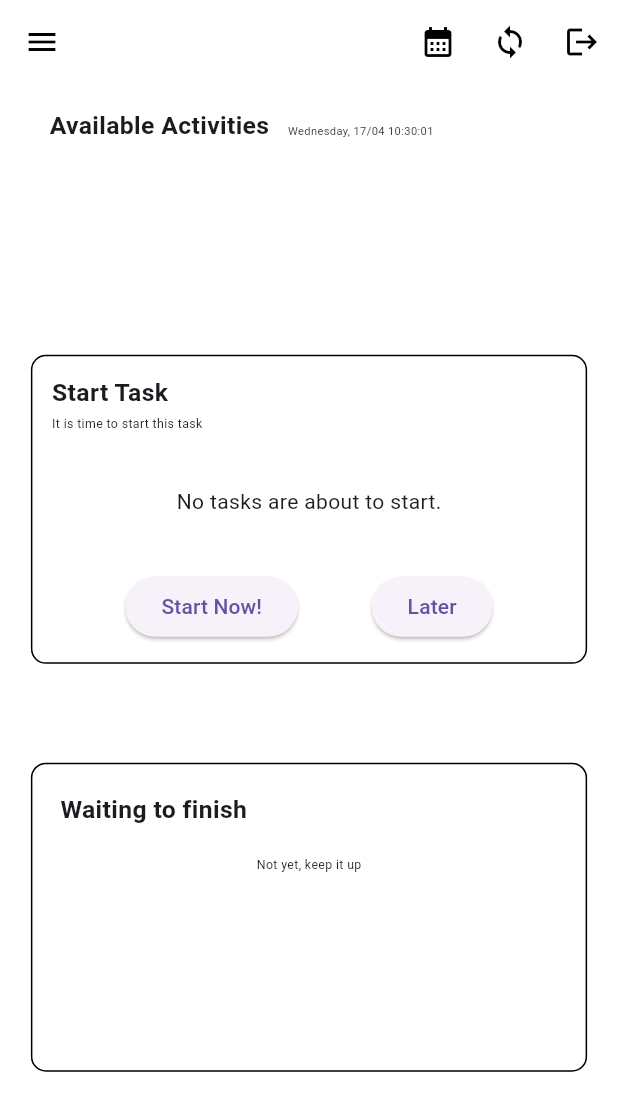
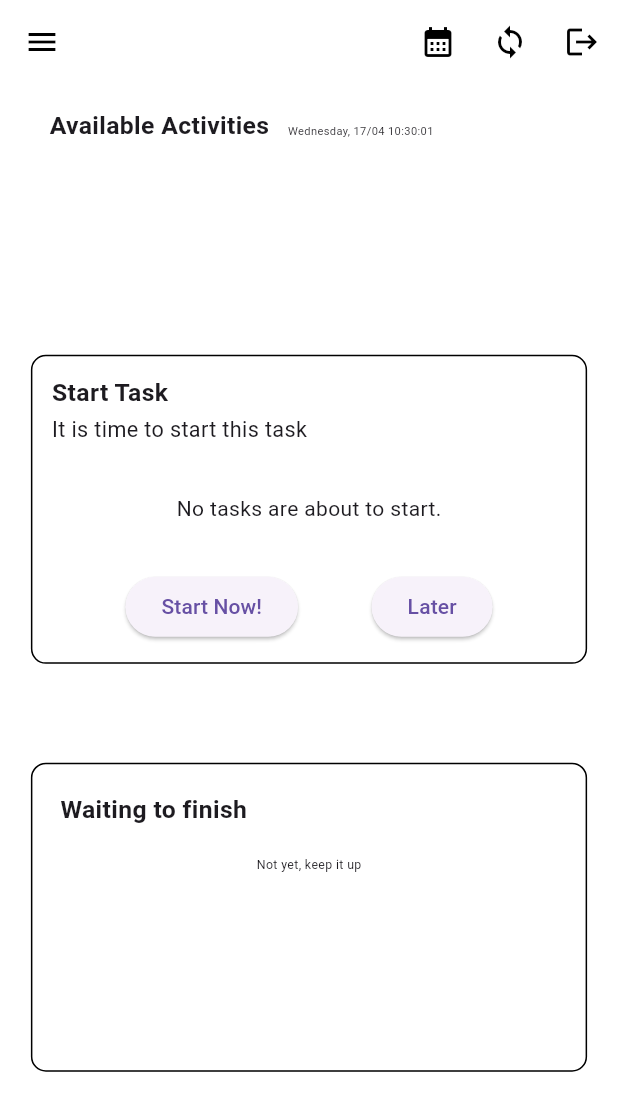
Before and after one commit to Peetzie/02808----Daily-Space, a Flutter app: the ActivityTracker screen opened directly, on a phone screen of 412 x 824 dp. Shown: the top 1111 px of the screen. Run offline on Flutter 3.47's test engine with Material 3 defaults, Android fonts, the phone set to English and light mode, and no system bars; our stand-ins replace auth_buttons, google_sign_in.

Commit message:
Small changes

```diff
--- a/dailyspace/lib/screens/acitivity_tracker.dart
+++ b/dailyspace/lib/screens/acitivity_tracker.dart
@@ -405,7 +405,7 @@ class _ActivityTrackerState extends State<ActivityTracker> {
                     ),
                     Text(
                       'It is time to start this task',
-                      style: TextStyle(fontSize: height * 0.04),
+                      style: TextStyle(fontSize: height * 0.07),
                     ),
                   ],
                 ),
@@ -425,7 +425,7 @@ class _ActivityTrackerState extends State<ActivityTracker> {
                                 vertical: 2.0, horizontal: 2.0),
                             decoration: BoxDecoration(
                               color: getColorFromId(task.colorId),
-                              borderRadius: BorderRadius.circular(8),
+                              borderRadius: BorderRadius.circular(2),
                               border:
                                   Border.all(color: Colors.black54, width: 1),
                             ),
```
